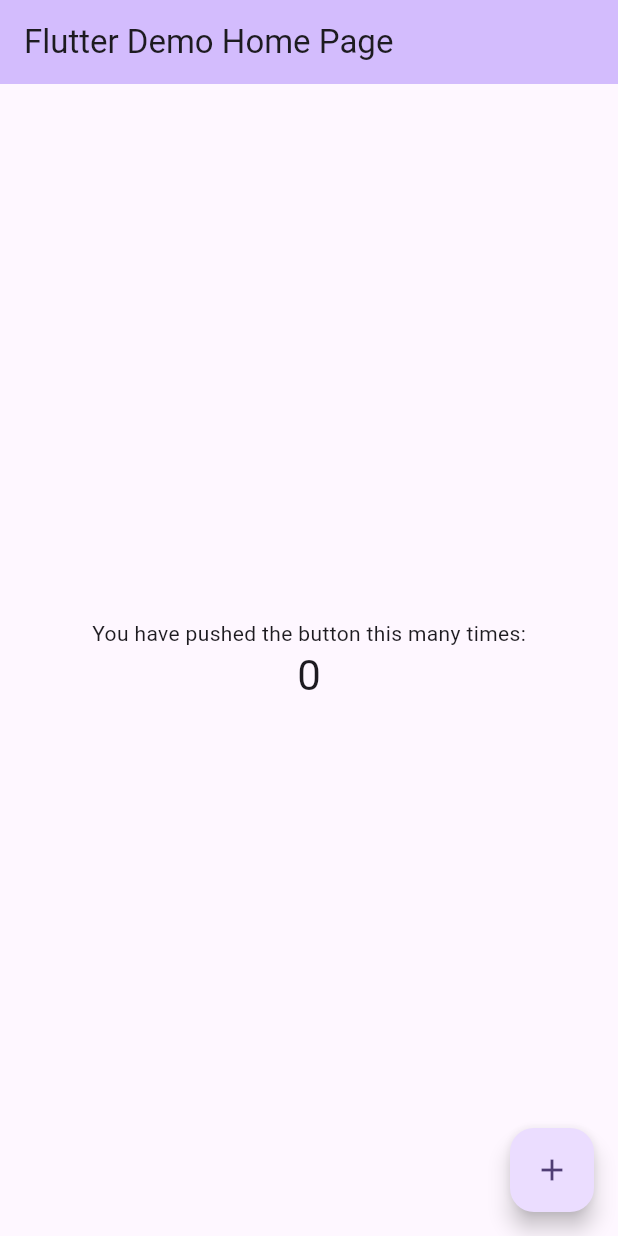
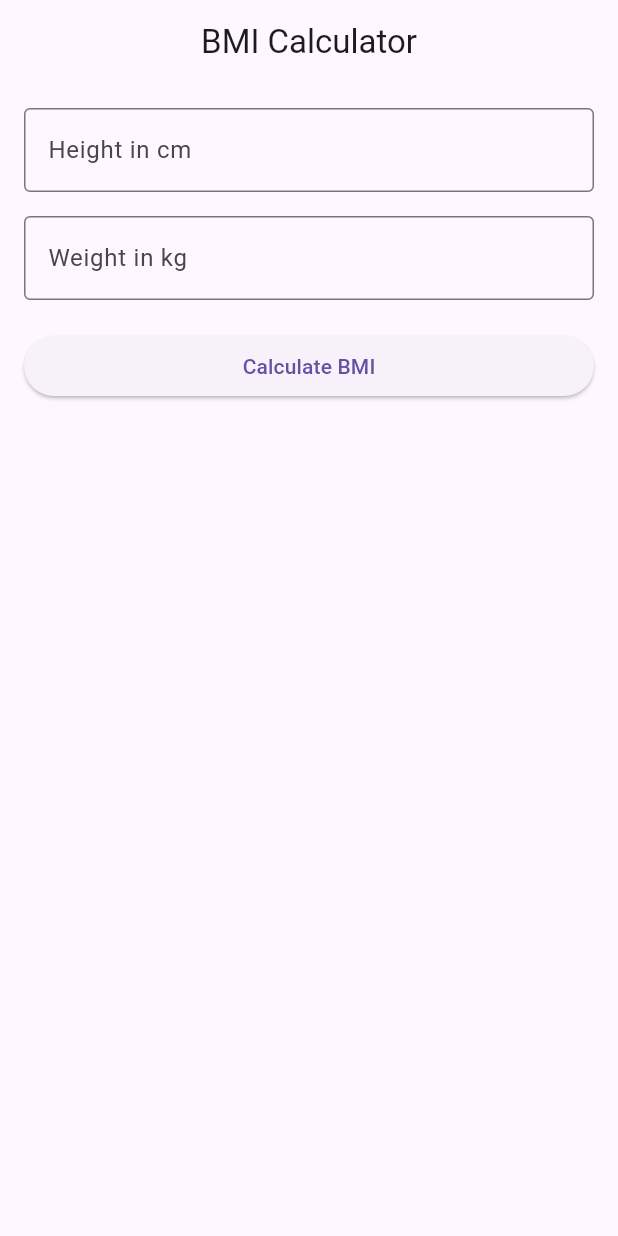
Before and after one commit to natanmuletahunde/BMI_cal, a Flutter app: the screen it shows after launch, on a phone screen of 412 x 824 dp. Run offline on Flutter 3.47's test engine with Material 3 defaults, Android fonts, the phone set to English and light mode, and no system bars.

Commit message:
make the app

```diff
--- a/my_app/lib/main.dart
+++ b/my_app/lib/main.dart
@@ -1,125 +1,113 @@
 import 'package:flutter/material.dart';
+import 'dart:math';
 
-void main() {
-  runApp(const MyApp());
-}
+void main() => runApp(BMICalculator());
 
-class MyApp extends StatelessWidget {
-  const MyApp({super.key});
-
-  // This widget is the root of your application.
+class BMICalculator extends StatelessWidget {
   @override
   Widget build(BuildContext context) {
     return MaterialApp(
-      title: 'Flutter Demo',
+      debugShowCheckedModeBanner: false,
+      title: 'BMI Calculator',
       theme: ThemeData(
-        // This is the theme of your application.
-        //
-        // TRY THIS: Try running your application with "flutter run". You'll see
-        // the application has a purple toolbar. Then, without quitting the app,
-        // try changing the seedColor in the colorScheme below to Colors.green
-        // and then invoke "hot reload" (save your changes or press the "hot
-        // reload" button in a Flutter-supported IDE, or press "r" if you used
-        // the command line to start the app).
-        //
-        // Notice that the counter didn't reset back to zero; the application
-        // state is not lost during the reload. To reset the state, use hot
-        // restart instead.
-        //
-        // This works for code too, not just values: Most code changes can be
-        // tested with just a hot reload.
-        colorScheme: ColorScheme.fromSeed(seedColor: Colors.deepPurple),
-        useMaterial3: true,
+        primarySwatch: Colors.green,
       ),
-      home: const MyHomePage(title: 'Flutter Demo Home Page'),
+      home: BMICalculatorPage(),
     );
   }
 }
 
-class MyHomePage extends StatefulWidget {
-  const MyHomePage({super.key, required this.title});
-
-  // This widget is the home page of your application. It is stateful, meaning
-  // that it has a State object (defined below) that contains fields that affect
-  // how it looks.
-
-  // This class is the configuration for the state. It holds the values (in this
-  // case the title) provided by the parent (in this case the App widget) and
-  // used by the build method of the State. Fields in a Widget subclass are
-  // always marked "final".
-
-  final String title;
-
+class BMICalculatorPage extends StatefulWidget {
   @override
-  State<MyHomePage> createState() => _MyHomePageState();
+  _BMICalculatorPageState createState() => _BMICalculatorPageState();
 }
 
-class _MyHomePageState extends State<MyHomePage> {
-  int _counter = 0;
+class _BMICalculatorPageState extends State<BMICalculatorPage> {
+  final TextEditingController heightController = TextEditingController();
+  final TextEditingController weightController = TextEditingController();
+  double? bmi;
+  String? bmiResult;
+  String? bmiDescription;
 
-  void _incrementCounter() {
+  void calculateBMI() {
+    double height = double.parse(heightController.text) / 100;
+    double weight = double.parse(weightController.text);
+    double calculatedBMI = weight / pow(height, 2);
+
     setState(() {
-      // This call to setState tells the Flutter framework that something has
-      // changed in this State, which causes it to rerun the build method below
-      // so that the display can reflect the updated values. If we changed
-      // _counter without calling setState(), then the build method would not be
-      // called again, and so nothing would appear to happen.
-      _counter++;
+      bmi = calculatedBMI;
+      bmiResult = bmi!.toStringAsFixed(2);
+
+      if (bmi! < 18.5) {
+        bmiDescription = 'Underweight';
+      } else if (bmi! >= 18.5 && bmi! < 24.9) {
+        bmiDescription = 'Normal weight';
+      } else if (bmi! >= 25 && bmi! < 29.9) {
+        bmiDescription = 'Overweight';
+      } else {
+        bmiDescription = 'Obesity';
+      }
     });
   }
 
   @override
   Widget build(BuildContext context) {
-    // This method is rerun every time setState is called, for instance as done
-    // by the _incrementCounter method above.
-    //
-    // The Flutter framework has been optimized to make rerunning build methods
-    // fast, so that you can just rebuild anything that needs updating rather
-    // than having to individually change instances of widgets.
     return Scaffold(
       appBar: AppBar(
-        // TRY THIS: Try changing the color here to a specific color (to
-        // Colors.amber, perhaps?) and trigger a hot reload to see the AppBar
-        // change color while the other colors stay the same.
-        backgroundColor: Theme.of(context).colorScheme.inversePrimary,
-        // Here we take the value from the MyHomePage object that was created by
-        // the App.build method, and use it to set our appbar title.
-        title: Text(widget.title),
+        title: Text('BMI Calculator'),
+        centerTitle: true,
       ),
-      body: Center(
-        // Center is a layout widget. It takes a single child and positions it
-        // in the middle of the parent.
+      body: Padding(
+        padding: const EdgeInsets.all(16.0),
         child: Column(
-          // Column is also a layout widget. It takes a list of children and
-          // arranges them vertically. By default, it sizes itself to fit its
-          // children horizontally, and tries to be as tall as its parent.
-          //
-          // Column has various properties to control how it sizes itself and
-          // how it positions its children. Here we use mainAxisAlignment to
-          // center the children vertically; the main axis here is the vertical
-          // axis because Columns are vertical (the cross axis would be
-          // horizontal).
-          //
-          // TRY THIS: Invoke "debug painting" (choose the "Toggle Debug Paint"
-          // action in the IDE, or press "p" in the console), to see the
-          // wireframe for each widget.
-          mainAxisAlignment: MainAxisAlignment.center,
+          crossAxisAlignment: CrossAxisAlignment.stretch,
           children: <Widget>[
-            const Text(
-              'You have pushed the button this many times:',
+            TextField(
+              controller: heightController,
+              keyboardType: TextInputType.number,
+              decoration: InputDecoration(
+                labelText: 'Height in cm',
+                border: OutlineInputBorder(),
+              ),
             ),
-            Text(
-              '$_counter',
-              style: Theme.of(context).textTheme.headlineMedium,
+            SizedBox(height: 16.0),
+            TextField(
+              controller: weightController,
+              keyboardType: TextInputType.number,
+              decoration: InputDecoration(
+                labelText: 'Weight in kg',
+                border: OutlineInputBorder(),
+              ),
             ),
+            SizedBox(height: 20.0),
+            ElevatedButton(
+              onPressed: calculateBMI,
+              child: Text('Calculate BMI'),
+            ),
+            SizedBox(height: 20.0),
+            if (bmi != null) ...[
+              Text(
+                'Your BMI is $bmiResult',
+                style: TextStyle(
+                  fontSize: 24,
+                  fontWeight: FontWeight.bold,
+                ),
+                textAlign: TextAlign.center,
+              ),
+              SizedBox(height: 10.0),
+              Text(
+                '$bmiDescription',
+                style: TextStyle(
+                  fontSize: 20,
+                  color: Colors.green,
+                  fontWeight: FontWeight.bold,
+                ),
+                textAlign: TextAlign.center,
+              ),
+            ],
           ],
         ),
       ),
-      floatingActionButton: FloatingActionButton(
-        onPressed: _incrementCounter,
-        tooltip: 'Increment',
-        child: const Icon(Icons.add),
-      ), // This trailing comma makes auto-formatting nicer for build methods.
     );
   }
 }
```
